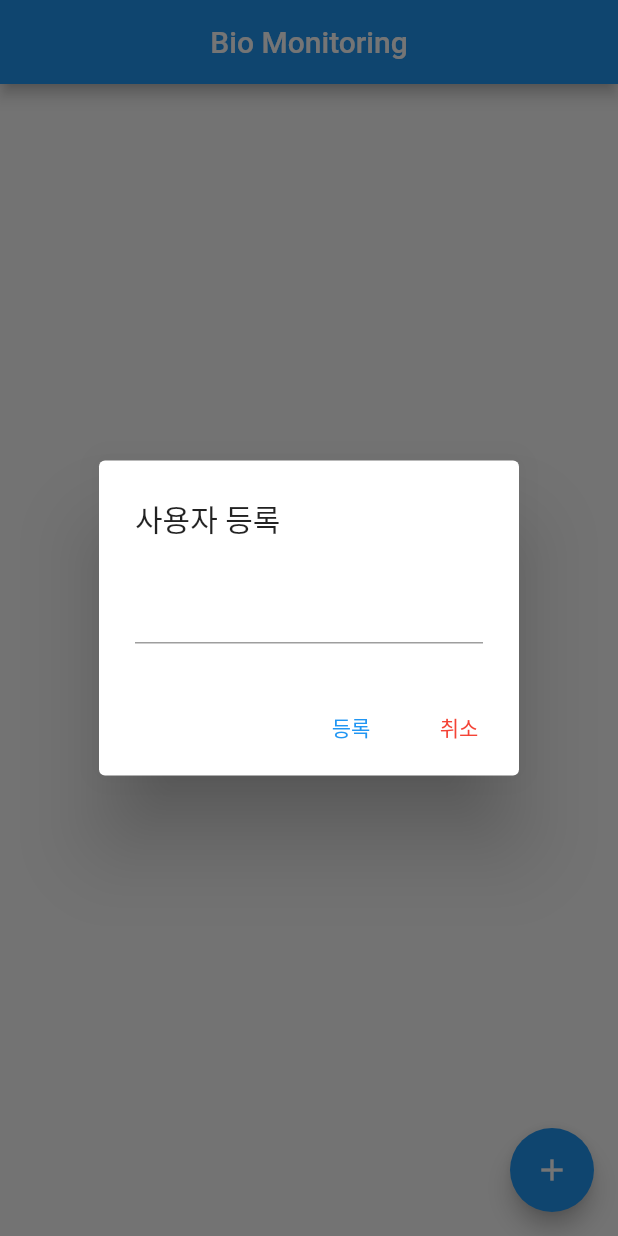
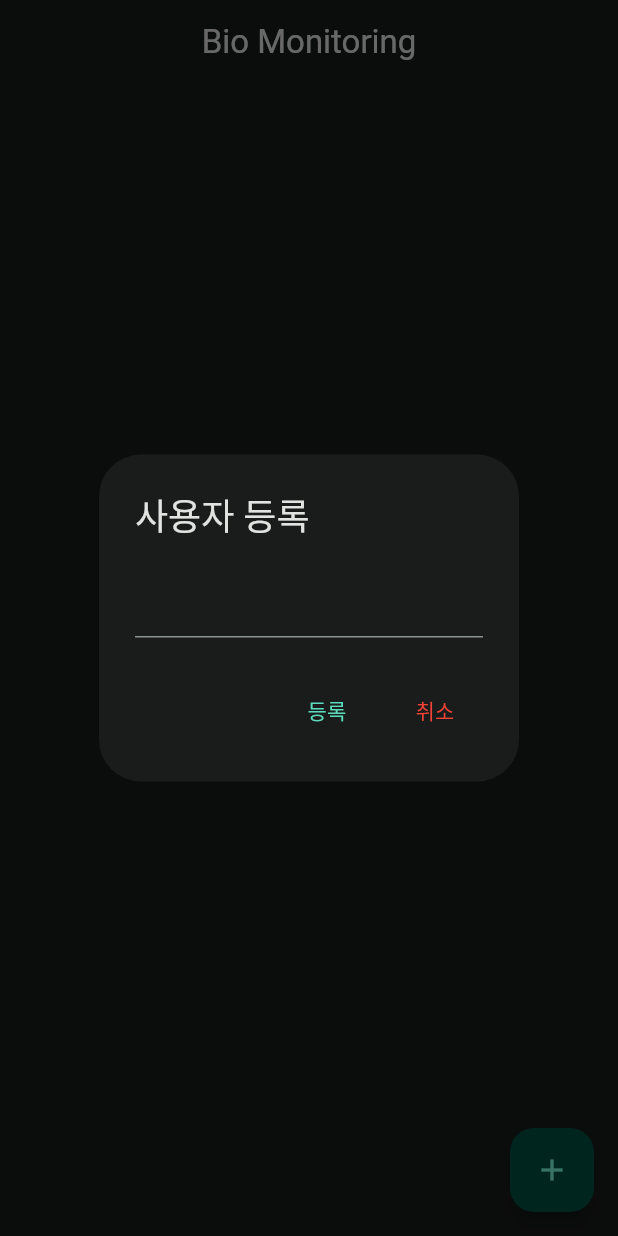
Before and after one commit to SbinSho/biometric_data_monitoring, a Flutter app: the screen it shows after launch, after a tap on the "add" icon, on a phone screen of 412 x 824 dp. Run offline on Flutter 3.47's test engine with Material 2 defaults, Android fonts, the phone set to English and light mode, and no system bars; our stand-ins replace hive, hive_flutter; accounts and stored records are empty.

Commit message:
update : 중간저장

```diff
--- a/lib/dash_board.dart
+++ b/lib/dash_board.dart
@@ -1,6 +1,9 @@
 import 'package:biometric_data_monitoring/providers/bio_monitoring.dart';
+import 'package:biometric_data_monitoring/views/user_title.dart';
 import 'package:flutter/material.dart';
 import 'package:provider/provider.dart';
+
+import 'models/user_data.dart';
 
 class DashBoard extends StatefulWidget {
   const DashBoard({super.key});
@@ -10,13 +13,25 @@ class DashBoard extends StatefulWidget {
 }
 
 class _DashBoardState extends State<DashBoard> {
-  late final BioMonitoringProvider _bioMonitorProvder;
+  late final BioMonitoringProvider _bioMonitorProvider;
+
+  // Text Widget
+  final registerTitle = const Text("사용자 등록");
+  final registerUser = const Text("등록");
+  final cancle = const Text('취소', style: TextStyle(color: Colors.red));
+
+  final userTiles = <Widget>[];
 
   @override
   void initState() {
     super.initState();
-    _bioMonitorProvder =
+
+    _bioMonitorProvider =
         Provider.of<BioMonitoringProvider>(context, listen: false);
+
+    for (var element in _bioMonitorProvider.userList.entries) {
+      userTiles.add(UserTile(userDataModel: element.value));
+    }
   }
 
   @override
@@ -28,9 +43,15 @@ class _DashBoardState extends State<DashBoard> {
       ),
       body: Consumer<BioMonitoringProvider>(
         builder: (context, value, child) {
-          return Container();
+          return GridView.count(
+            crossAxisCount: 1,
+            children: userTiles,
+          );
         },
-        child: Container(),
+        child: GridView.count(
+          crossAxisCount: 1,
+          children: userTiles,
+        ),
       ),
       floatingActionButton: FloatingActionButton(
         onPressed: () {
@@ -48,7 +69,7 @@ class _DashBoardState extends State<DashBoard> {
       context: context,
       builder: (BuildContext context) {
         return AlertDialog(
-          title: const Text('사용자 등록'),
+          title: registerTitle,
           content: SingleChildScrollView(
             child: TextField(
               controller: idCont,
@@ -56,20 +77,24 @@ class _DashBoardState extends State<DashBoard> {
           ),
           actions: <Widget>[
             TextButton(
-              child: const Text('등록'),
+              child: registerUser,
               onPressed: () {
                 if (idCont.text != "") {
-                  _bioMonitorProvder.createUser(idCont.text);
-                  Navigator.of(context).pop();
+                  _bioMonitorProvider.createUser(idCont.text).then(
+                    (value) {
+                      if (value) {
+                        Navigator.of(context).pop();
+                      } else {
+                        // TODO : 실패시 로직 처리
+                      }
+                    },
+                  );
                 }
               },
             ),
             TextButton(
               onPressed: Navigator.of(context).pop,
-              child: const Text(
-                '취소',
-                style: TextStyle(color: Colors.red),
-              ),
+              child: cancle,
             ),
           ],
         );
--- a/lib/main.dart
+++ b/lib/main.dart
@@ -1,3 +1,4 @@
+import 'package:biometric_data_monitoring/color_schemes.g.dart';
 import 'package:biometric_data_monitoring/providers/bio_monitoring.dart';
 import 'package:flutter/material.dart';
 import 'package:hive/hive.dart';
@@ -33,7 +34,11 @@ class _MainState extends State<Main> {
   Widget build(BuildContext context) {
     return MaterialApp(
       title: "Biometric Data Monitoring",
-      theme: ThemeData(primaryColor: Colors.blueAccent),
+      debugShowCheckedModeBanner: false,
+      theme: ThemeData(
+        useMaterial3: true,
+        colorScheme: darkColorScheme,
+      ),
       home: MultiProvider(
         providers: [
           ChangeNotifierProvider.value(value: _bioMonitorProvder),
```
Also changed, not shown: lib/models/user_tile.dart (added, +9 -0 lines), lib/views/user_title.dart (+21 -2 lines), lib/color_schemes.g.dart (added).
